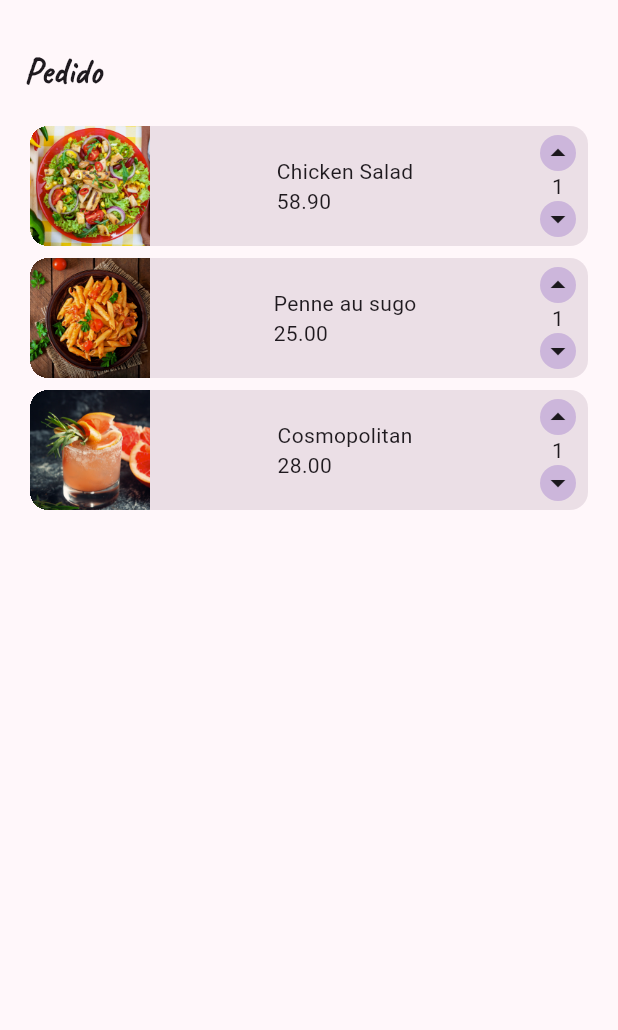
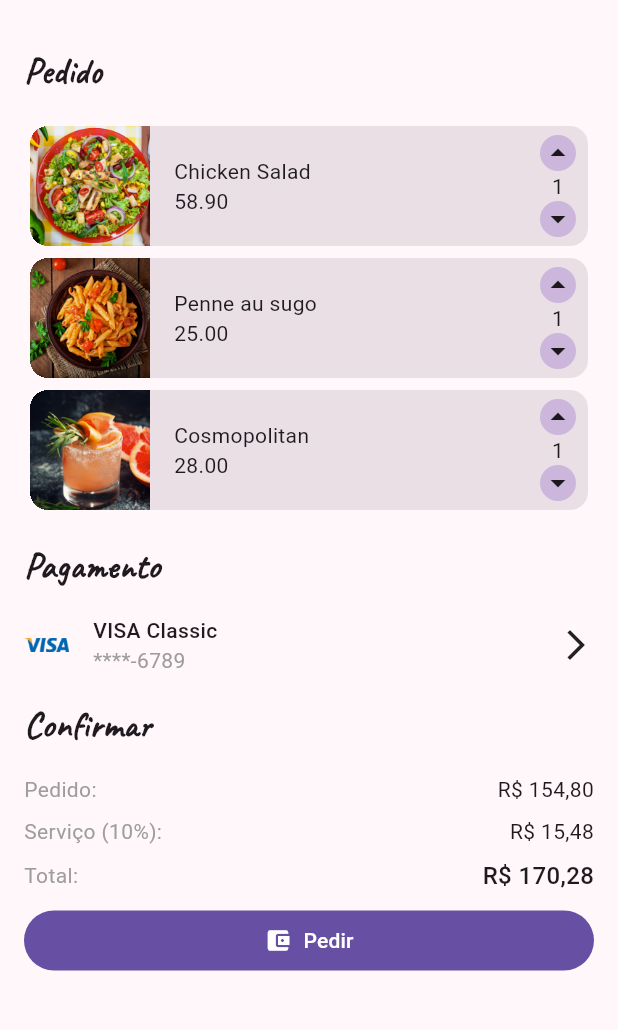
Before and after one commit to Chikrem/flutter_responsive_layouts, a Flutter app: the Checkout screen opened directly, on a phone screen of 412 x 824 dp, the part 63-1093 px from its top. Run offline on Flutter 3.47's test engine with Material 3 defaults, Android fonts, the phone set to English and light mode, and no system bars.

Commit message:
Ajustando Widgets em Checkout

```diff
--- a/lib/components/drink_item.dart
+++ b/lib/components/drink_item.dart
@@ -10,7 +10,7 @@ final String itemPrice;
   Widget build(BuildContext context){
     return Card(
       clipBehavior: Clip.hardEdge,
-      color: Color.fromARGB(255, 197, 190, 190),
+      color: const Color.fromARGB(255, 197, 190, 190),
       elevation: 0,
       child: Column(
         children: <Widget>[
--- a/lib/components/order_item.dart
+++ b/lib/components/order_item.dart
@@ -31,7 +31,8 @@ class _OrderItemState extends State<OrderItem> {
             image: AssetImage(widget.imageURI),
             fit: BoxFit.cover,
           ),
-          Padding(
+          Expanded(
+            child: Padding(
               padding: const EdgeInsets.symmetric(horizontal: 16.0),
               child: Column(
                 crossAxisAlignment: CrossAxisAlignment.start,
@@ -39,6 +40,7 @@ class _OrderItemState extends State<OrderItem> {
                   Text(widget.itemTitle),
                   Text(widget.itemPrice),
                 ],
+              ),
             ),
           ),
           const Padding(
--- a/lib/components/payment_method.dart
+++ b/lib/components/payment_method.dart
@@ -11,7 +11,8 @@
           width: 30,
           image: AssetImage("assets/images/visa.png"),
         ),
-        Padding(
+        Expanded(
+          child: Padding(
             padding: const EdgeInsets.symmetric(horizontal: 16.0),
             child: Column(
               crossAxisAlignment: CrossAxisAlignment.start,
@@ -21,6 +22,7 @@
               ],
             ),
           ),
+        ),
         const Icon(Icons.arrow_forward_ios),
     ],);
   }
--- a/lib/screens/checkout.dart
+++ b/lib/screens/checkout.dart
@@ -2,6 +2,8 @@ import 'package:flutter/material.dart';
 import 'package:flutter_responsive_layouts/cardapio.dart';
 import 'package:flutter_responsive_layouts/components/main_drawer.dart';
 import 'package:flutter_responsive_layouts/components/order_item.dart';
+import 'package:flutter_responsive_layouts/components/payment_method.dart';
+import 'package:flutter_responsive_layouts/components/payment_total.dart';
 
 class Checkout extends StatelessWidget {
   Checkout({super.key});
@@ -17,20 +19,57 @@ class Checkout extends StatelessWidget {
       ),
       drawer: const MainDrawer(),
       body: Padding(
-        padding: EdgeInsets.all(16.0),
+        padding: const EdgeInsets.all(16.0),
         child: CustomScrollView(
           slivers: [
             const SliverToBoxAdapter(
               child: Padding(
                 padding: EdgeInsets.only(bottom: 16),
-                child: Text("Pedido", style: TextStyle(fontSize: 24, fontWeight: FontWeight.w600, fontFamily: "Caveat"),),
+                child: Text(
+                  "Pedido",
+                  style: TextStyle(
+                      fontSize: 24,
+                      fontWeight: FontWeight.w600,
+                      fontFamily: "Caveat"),
+                ),
               ),
             ),
-            SliverList(delegate: SliverChildBuilderDelegate((context, index) {
-              return OrderItem(imageURI: items[index]['image'], itemTitle: items[index]['name'], itemPrice: items[index]['price']);
-            },
+            SliverList(
+                delegate: SliverChildBuilderDelegate(
+              (context, index) {
+                return OrderItem(
+                    imageURI: items[index]['image'],
+                    itemTitle: items[index]['name'],
+                    itemPrice: items[index]['price']);
+              },
               childCount: items.length,
-            ))
+            )),
+            const SliverToBoxAdapter(
+              child: Padding(
+                padding: EdgeInsets.only(top:16, bottom: 16),
+                child: Text(
+                  "Pagamento",
+                  style: TextStyle(
+                      fontSize: 24,
+                      fontWeight: FontWeight.w600,
+                      fontFamily: "Caveat"),
+                ),
+              ),
+            ),
+            const SliverToBoxAdapter(child: PaymentMethod()),
+            const SliverToBoxAdapter(
+              child: Padding(
+                padding: EdgeInsets.only(top:16, bottom: 16),
+                child: Text(
+                  "Confirmar",
+                  style: TextStyle(
+                      fontSize: 24,
+                      fontWeight: FontWeight.w600,
+                      fontFamily: "Caveat"),
+                ),
+              ),
+            ),
+            const SliverToBoxAdapter(child: PaymentTotal()),
           ],
         ),
       ),
```
Lines whose indentation alone changed are shown as unchanged.
